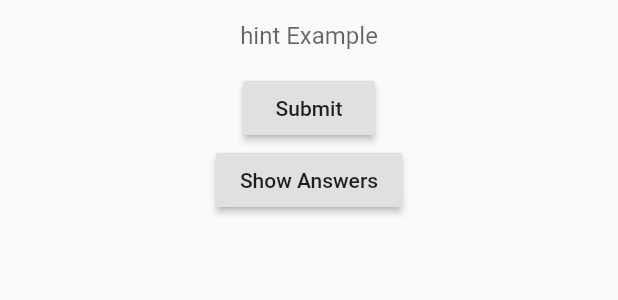
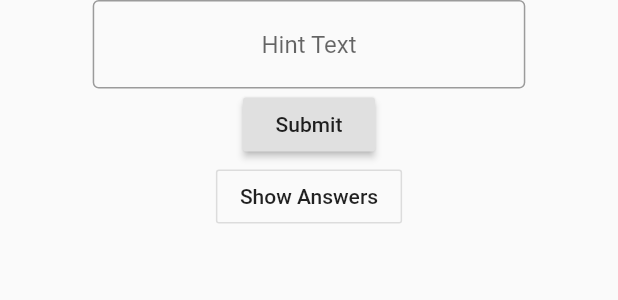
Before and after one commit to JacobWhelan/business-model-canvas, a Flutter app: the AnswerField widget shown alone on an empty page, opened directly, on a phone screen of 412 x 824 dp. Shown: the top 300 px of the screen. Run offline on Flutter 3.47's test engine with Material 2 defaults, Android fonts, the phone set to English and light mode, and no system bars; our stand-ins replace flutter_bloc; statements that could not run were skipped.

Commit message:
Changed to TextFormField from TexField

```diff
--- a/lib/screens/questions/components/answers.dart
+++ b/lib/screens/questions/components/answers.dart
@@ -8,17 +8,27 @@ class AnswerField extends StatefulWidget {
 class _AnswerFieldState extends State<AnswerField> {
   final _answerController = TextEditingController();
   List<String> _answers = <String>[];
+  final _formKey = GlobalKey<FormState>();
 
   @override
   Widget build(BuildContext context) {
     return Center(
       child: Column(
         children: [
-          TextField(
+          Form(
+            key: _formKey,
+            child: Column(
+              children: [
+                FractionallySizedBox(
+                  widthFactor: .7,
+                  child: TextFormField(
                     controller: _answerController,
                     textAlign: TextAlign.center,
-            decoration: InputDecoration(
-                border: InputBorder.none, hintText: "hint Example"),
+                    decoration: const InputDecoration(
+                      hintText: "Hint Text",
+                      border: OutlineInputBorder(),
+                    ),
+                  ),
                 ),
                 RaisedButton(
                     child: Text("Submit"),
@@ -26,7 +36,7 @@ class _AnswerFieldState extends State<AnswerField> {
                       _answers.add(_answerController.text);
                     }),
                 //Temporary button to display submitted answers
-          RaisedButton(
+                OutlineButton(
                     child: Text("Show Answers"),
                     onPressed: () {
                       return showDialog(
@@ -39,6 +49,9 @@ class _AnswerFieldState extends State<AnswerField> {
                     })
               ],
             ),
+          ),
+        ],
+      ),
     );
   }
 }
```
Lines whose indentation alone changed are shown as unchanged.
